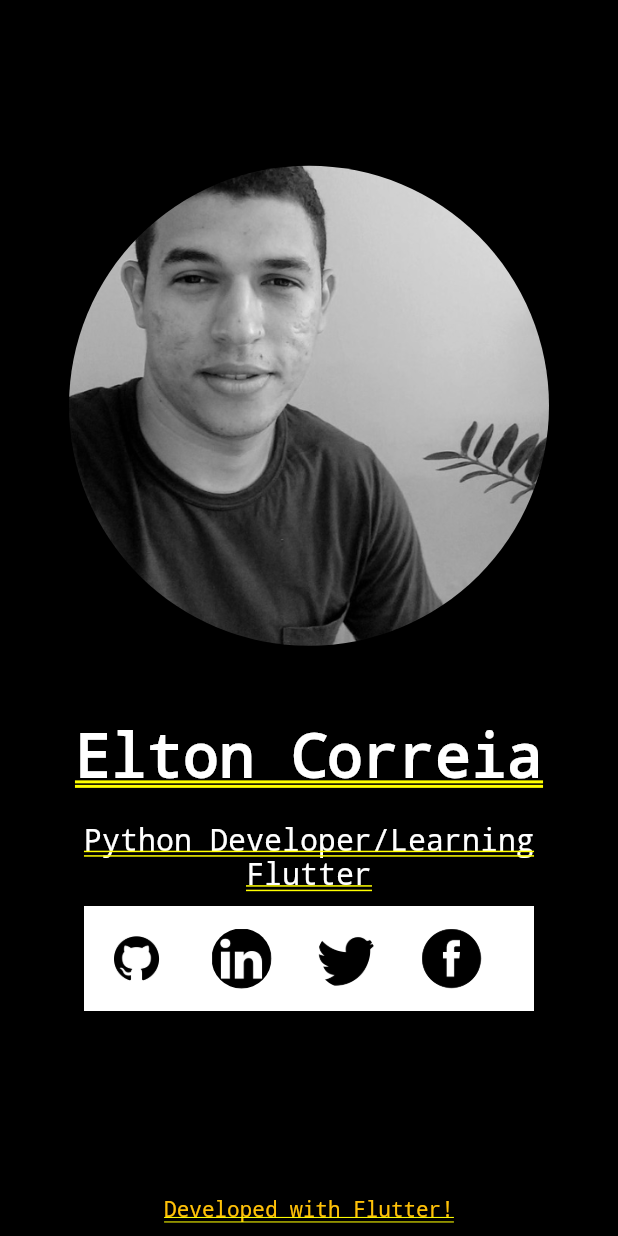
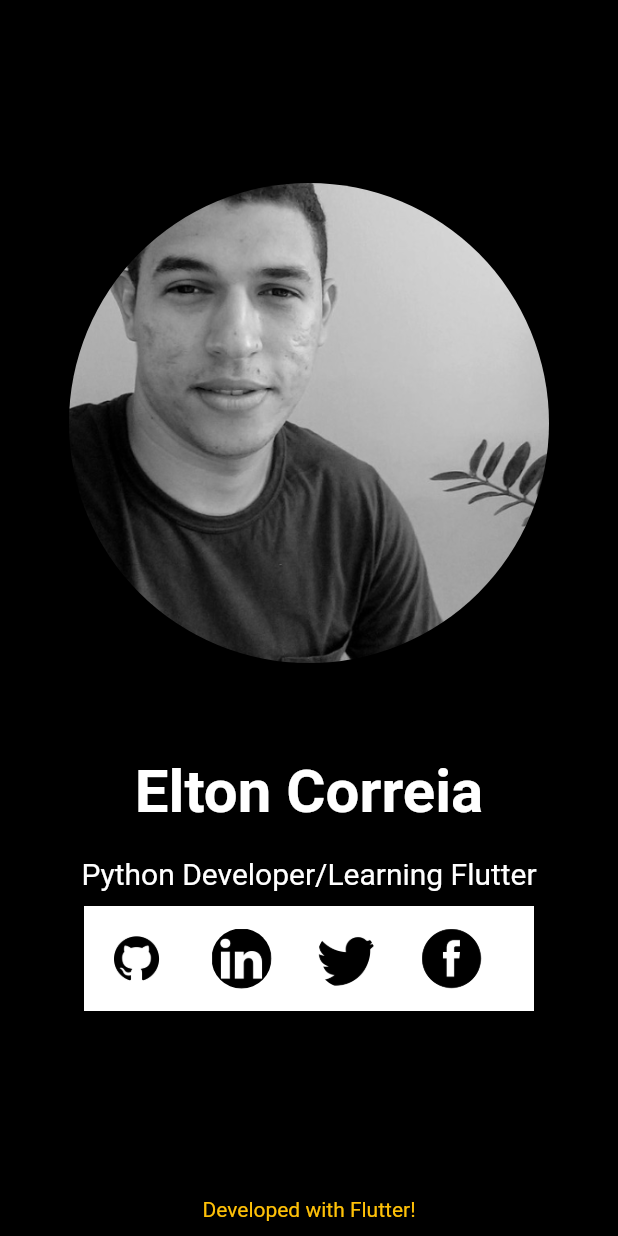
Before and after one commit to eltonjncorreia/eltonjncorreia.github.io, a Flutter app: the screen it shows after launch, on a phone screen of 412 x 824 dp. Run offline on Flutter 3.47's test engine with Material 2 defaults, Android fonts, the light colour scheme and no system bars; Roboto replaces fonts that are missing (Nunito).

Commit message:
remove underscore in widget Text

```diff
--- a/lib/main.dart
+++ b/lib/main.dart
@@ -16,7 +16,8 @@
 class HomePage extends StatelessWidget {
   @override
   Widget build(BuildContext context) {
-    return Container(
+    return Scaffold(
+      body: Container(
         padding: EdgeInsets.only(top: 70.0, bottom: 10.0),
         color: Colors.black,
         child: Column(
@@ -61,6 +62,10 @@
             Divider(),
             Padding(
               padding: const EdgeInsets.only(top: 108.0),
+              child: GestureDetector(
+                onTap: () async => _launchURL(
+                  'https://github.com/eltonjncorreia/eltonjncorreia.github.io',
+                ),
                 child: Text(
                   'Developed with Flutter!',
                   style: TextStyle(
@@ -69,8 +74,10 @@
                     color: Colors.amber,
                   ),
                 ),
+              ),
             )
           ],
+        ),
       ),
     );
   }
```
Lines whose indentation alone changed are shown as unchanged.
